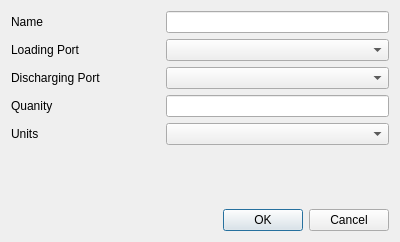
Qt form src/ui/Pages/Components/DialogAddCargo.ui (alviansm/S-Core) before a commit.
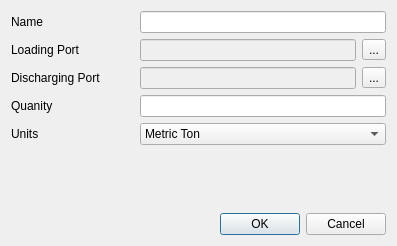
The same form after that commit.

The edit to the form file:
```diff
--- a/src/ui/Pages/Components/DialogAddCargo.ui
+++ b/src/ui/Pages/Components/DialogAddCargo.ui
@@ -6,8 +6,8 @@
    <rect>
     <x>0</x>
     <y>0</y>
-    <width>400</width>
-    <height>242</height>
+    <width>397</width>
+    <height>246</height>
    </rect>
   </property>
   <property name="windowTitle">
@@ -15,7 +15,7 @@
   </property>
   <layout class="QVBoxLayout" name="verticalLayout">
    <item>
-    <layout class="QHBoxLayout" name="horizontalLayout_2" stretch="3,1,6">
+    <layout class="QHBoxLayout" name="horizontalLayout_2" stretch="3,6">
      <item>
       <widget class="QLabel" name="label_3">
        <property name="text">
@@ -24,25 +24,12 @@
       </widget>
      </item>
      <item>
-      <spacer name="horizontalSpacer_2">
-       <property name="orientation">
-        <enum>Qt::Orientation::Horizontal</enum>
-       </property>
-       <property name="sizeHint" stdset="0">
-        <size>
-         <width>40</width>
-         <height>20</height>
-        </size>
-       </property>
-      </spacer>
-     </item>
-     <item>
-      <widget class="QLineEdit" name="lineEdit"/>
+      <widget class="QLineEdit" name="lineEditName"/>
      </item>
     </layout>
    </item>
    <item>
-    <layout class="QHBoxLayout" name="horizontalLayout" stretch="3,1,6">
+    <layout class="QHBoxLayout" name="horizontalLayout" stretch="3,6">
      <item>
       <widget class="QLabel" name="label_2">
        <property name="text">
@@ -51,25 +38,27 @@
       </widget>
      </item>
      <item>
-      <spacer name="horizontalSpacer">
-       <property name="orientation">
-        <enum>Qt::Orientation::Horizontal</enum>
-       </property>
-       <property name="sizeHint" stdset="0">
-        <size>
-         <width>40</width>
-         <height>20</height>
-        </size>
-       </property>
-      </spacer>
-     </item>
-     <item>
-      <widget class="QComboBox" name="comboBoxFrom"/>
+      <layout class="QHBoxLayout" name="horizontalLayout_6">
+       <item>
+        <widget class="QLineEdit" name="lineEditLoadingPort">
+         <property name="enabled">
+          <bool>false</bool>
+         </property>
+        </widget>
+       </item>
+       <item>
+        <widget class="QToolButton" name="browseLoadingPort">
+         <property name="text">
+          <string>...</string>
+         </property>
+        </widget>
+       </item>
+      </layout>
      </item>
     </layout>
    </item>
    <item>
-    <layout class="QHBoxLayout" name="horizontalLayout_3" stretch="3,1,6">
+    <layout class="QHBoxLayout" name="horizontalLayout_3" stretch="3,6">
      <item>
       <widget class="QLabel" name="label_4">
        <property name="text">
@@ -78,25 +67,27 @@
       </widget>
      </item>
      <item>
-      <spacer name="horizontalSpacer_3">
-       <property name="orientation">
-        <enum>Qt::Orientation::Horizontal</enum>
-       </property>
-       <property name="sizeHint" stdset="0">
-        <size>
-         <width>40</width>
-         <height>20</height>
-        </size>
-       </property>
-      </spacer>
-     </item>
-     <item>
-      <widget class="QComboBox" name="comboBoxFrom_2"/>
+      <layout class="QHBoxLayout" name="horizontalLayout_7">
+       <item>
+        <widget class="QLineEdit" name="lineEditDischargingPort">
+         <property name="enabled">
+          <bool>false</bool>
+         </property>
+        </widget>
+       </item>
+       <item>
+        <widget class="QToolButton" name="browseDestPort">
+         <property name="text">
+          <string>...</string>
+         </property>
+        </widget>
+       </item>
+      </layout>
      </item>
     </layout>
    </item>
    <item>
-    <layout class="QHBoxLayout" name="horizontalLayout_4" stretch="3,1,6">
+    <layout class="QHBoxLayout" name="horizontalLayout_4" stretch="3,6">
      <item>
       <widget class="QLabel" name="label_5">
        <property name="text">
@@ -105,25 +96,12 @@
       </widget>
      </item>
      <item>
-      <spacer name="horizontalSpacer_4">
-       <property name="orientation">
-        <enum>Qt::Orientation::Horizontal</enum>
-       </property>
-       <property name="sizeHint" stdset="0">
-        <size>
-         <width>40</width>
-         <height>20</height>
-        </size>
-       </property>
-      </spacer>
-     </item>
-     <item>
-      <widget class="QLineEdit" name="lineEdit_2"/>
+      <widget class="QLineEdit" name="lineEditQuantity"/>
      </item>
     </layout>
    </item>
    <item>
-    <layout class="QHBoxLayout" name="horizontalLayout_5" stretch="3,1,6">
+    <layout class="QHBoxLayout" name="horizontalLayout_5" stretch="3,6">
      <item>
       <widget class="QLabel" name="label_6">
        <property name="text">
@@ -132,20 +110,18 @@
       </widget>
      </item>
      <item>
-      <spacer name="horizontalSpacer_5">
-       <property name="orientation">
-        <enum>Qt::Orientation::Horizontal</enum>
-       </property>
-       <property name="sizeHint" stdset="0">
-        <size>
-         <width>40</width>
-         <height>20</height>
-        </size>
-       </property>
-      </spacer>
-     </item>
-     <item>
-      <widget class="QComboBox" name="comboBoxFrom_3"/>
+      <widget class="QComboBox" name="comboBoxUnits">
+       <item>
+        <property name="text">
+         <string>Metric Ton</string>
+        </property>
+       </item>
+       <item>
+        <property name="text">
+         <string>TEUs</string>
+        </property>
+       </item>
+      </widget>
      </item>
     </layout>
    </item>
```
